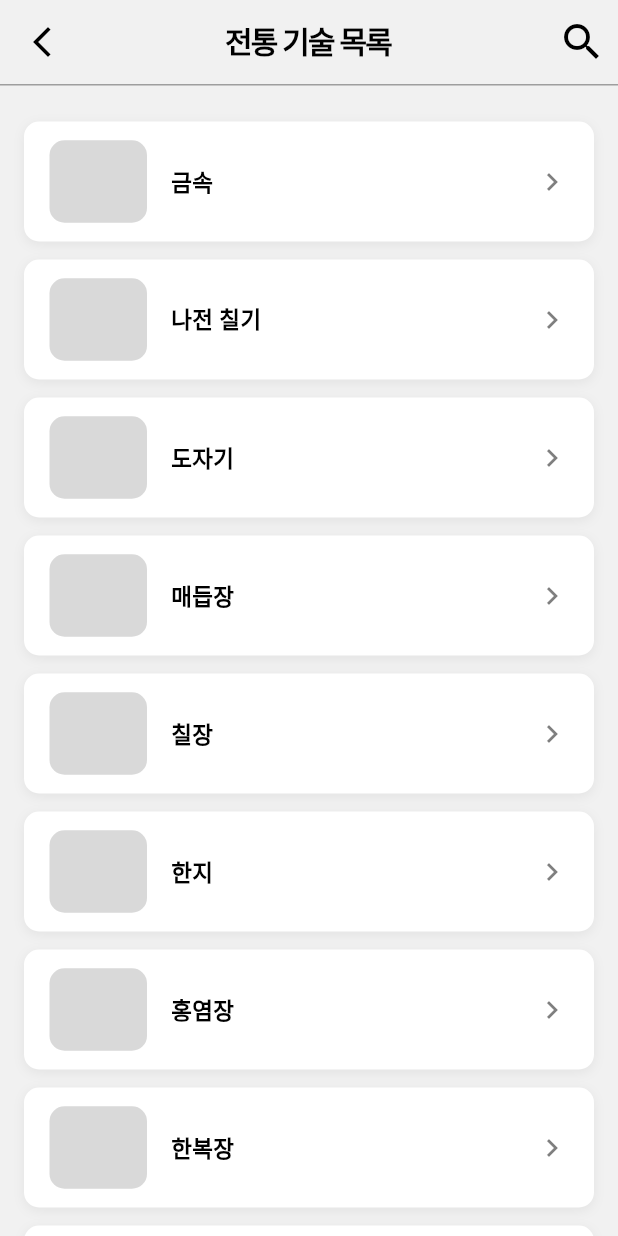
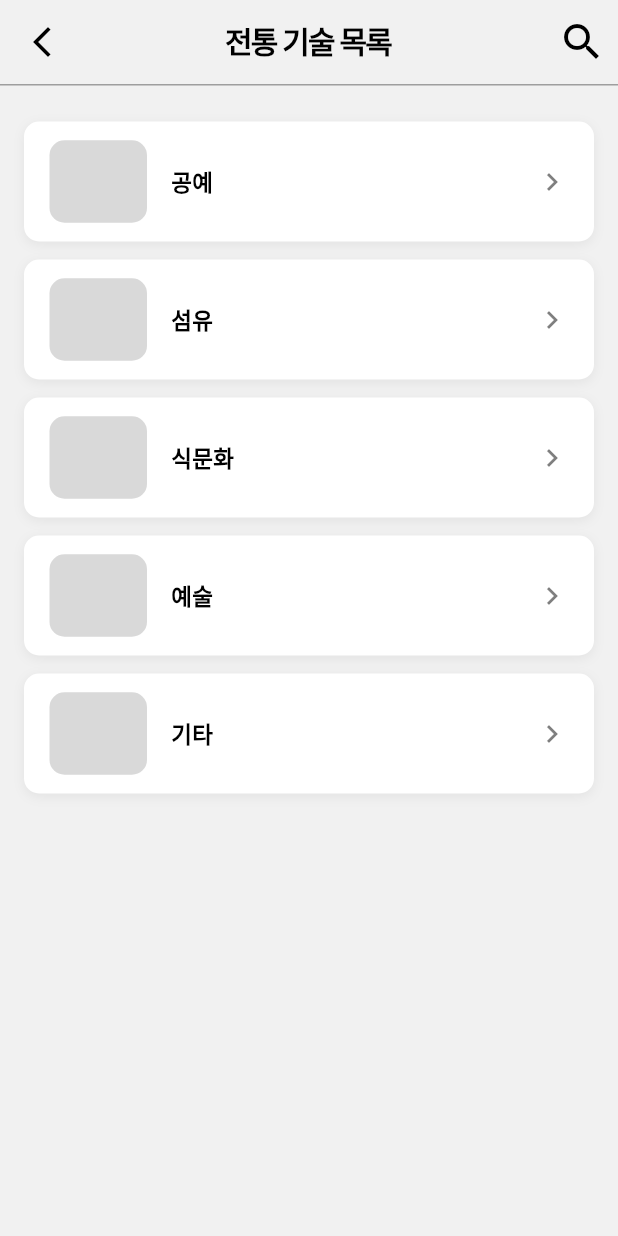
Before and after one commit to K-Hackathon-01z/eum-front, a Flutter app: the SkillListScreen screen opened by its route, on a phone screen of 412 x 824 dp. Run offline on Flutter 3.47's test engine with Material 3 defaults, Android fonts, the phone set to English and light mode, and no system bars; our stand-ins replace flutter_svg.

Commit message:
feat: "전통 기술 목록 라우팅 방식 변경"

```diff
--- a/lib/screens/user/home/oneday_class/oneday_class.dart
+++ b/lib/screens/user/home/oneday_class/oneday_class.dart
@@ -16,7 +16,7 @@ class _OnedayClassScreenState extends State<OnedayClassScreen> {
 
   // 세부 카테고리 맵으로 관리 (확장성)
   final Map<String, List<String>> subCategoryMap = {
-    '공예': ['공예', '나전 칠기', '도자기', '매듭장', '칠장', '한지'],
+    '공예': ['금속', '나전 칠기', '도자기', '매듭장', '칠장', '한지'],
     '섬유': ['홍염장', '한복장', '자수', '매듭'],
     '식문화': ['전통주', '장', '다과'],
     '예술': ['판소리', '민요', '탈춤', '무용'],
--- a/lib/screens/user/home/skill_list/skill_list_screen.dart
+++ b/lib/screens/user/home/skill_list/skill_list_screen.dart
@@ -1,5 +1,6 @@
 import 'package:flutter/material.dart';
 import '../../../../widgets/user/skill_list.dart';
+import 'skill_detail_screen.dart';
 
 class SkillListScreen extends StatelessWidget {
   const SkillListScreen({super.key});
@@ -69,25 +70,55 @@ class SkillListScreen extends StatelessWidget {
       body: ListView(
         padding: const EdgeInsets.symmetric(horizontal: 16, vertical: 18),
         children: [
-          SkillList(title: '금속'),
-          SkillList(title: '나전 칠기'),
-          SkillList(title: '도자기'),
-          SkillList(title: '매듭장'),
-          SkillList(title: '칠장'),
-          SkillList(title: '한지'),
-          SkillList(title: '홍염장'),
-          SkillList(title: '한복장'),
-          SkillList(title: '자수'),
-          SkillList(title: '매듭'),
-          SkillList(title: '전통주'),
-          SkillList(title: '장'),
-          SkillList(title: '다과'),
-          SkillList(title: '판소리'),
-          SkillList(title: '민요'),
-          SkillList(title: '탈춤'),
-          SkillList(title: '무용'),
-          SkillList(title: '단청장'),
-          SkillList(title: '소목장'),
+          SkillList(
+            title: '공예',
+            onTap: () {
+              Navigator.push(context, MaterialPageRoute(builder: (_) => SkillDetailScreen(category: '공예')));
+            },
+          ),
+          SkillList(
+            title: '섬유',
+            onTap: () {
+              Navigator.push(context, MaterialPageRoute(builder: (_) => SkillDetailScreen(category: '섬유')));
+            },
+          ),
+          SkillList(
+            title: '식문화',
+            onTap: () {
+              Navigator.push(context, MaterialPageRoute(builder: (_) => SkillDetailScreen(category: '식문화')));
+            },
+          ),
+          SkillList(
+            title: '예술',
+            onTap: () {
+              Navigator.push(context, MaterialPageRoute(builder: (_) => SkillDetailScreen(category: '예술')));
+            },
+          ),
+          SkillList(
+            title: '기타',
+            onTap: () {
+              Navigator.push(context, MaterialPageRoute(builder: (_) => SkillDetailScreen(category: '기타')));
+            },
+          ),
+          // SkillList(title: '금속'),
+          // SkillList(title: '나전 칠기'),
+          // SkillList(title: '도자기'),
+          // SkillList(title: '매듭장'),
+          // SkillList(title: '칠장'),
+          // SkillList(title: '한지'),
+          // SkillList(title: '홍염장'),
+          // SkillList(title: '한복장'),
+          // SkillList(title: '자수'),
+          // SkillList(title: '매듭'),
+          // SkillList(title: '전통주'),
+          // SkillList(title: '장'),
+          // SkillList(title: '다과'),
+          // SkillList(title: '판소리'),
+          // SkillList(title: '민요'),
+          // SkillList(title: '탈춤'),
+          // SkillList(title: '무용'),
+          // SkillList(title: '단청장'),
+          // SkillList(title: '소목장'),
         ],
       ),
     );
```
Also changed, not shown: lib/screens/user/home/skill_list/skill_detail_screen.dart (+65 -16 lines).
